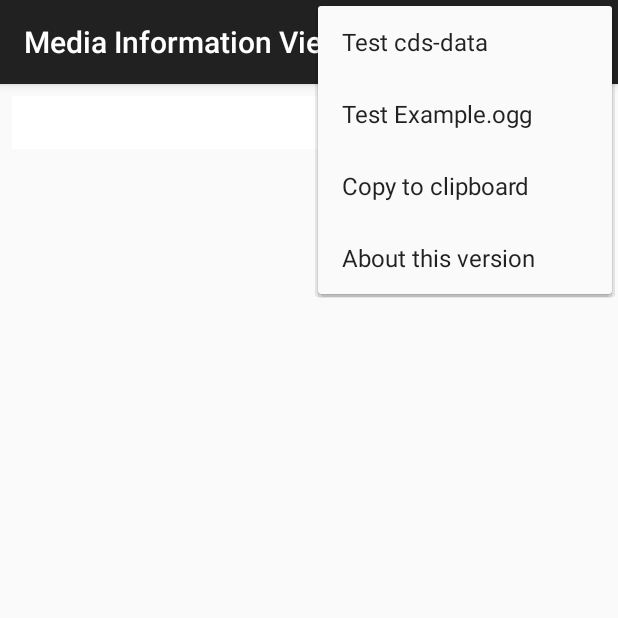
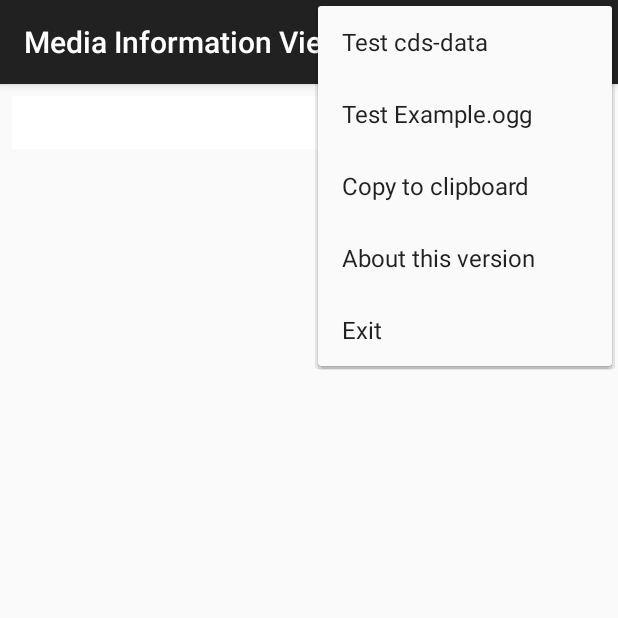
Before and after one commit to jaeguly/libmediainfo, an Android app: the screen it shows after launch (MainActivity), with the options menu open, on a phone screen of 412 x 824 dp, the top half of it. Run offline under Robolectric (Android 15) with nearby library versions, the phone set to English and light mode, and no system bars.

Commit message:
added a 'Exit' menu into an action bar for debugging.

```diff
--- a/android/AndroidStudio/app/src/main/res/menu/menu_main.xml
+++ b/android/AndroidStudio/app/src/main/res/menu/menu_main.xml
@@ -31,4 +31,10 @@
         android:orderInCategory="110"
         app:showAsAction="never"/>
 
+    <item
+        android:id="@+id/action_app_exit"
+        android:title="@string/action_app_exit"
+        android:orderInCategory="130"
+        app:showAsAction="never"/>
+
 </menu>
--- a/android/AndroidStudio/app/src/main/res/values/strings.xml
+++ b/android/AndroidStudio/app/src/main/res/values/strings.xml
@@ -8,5 +8,6 @@
     <string name="action_clear_messages">Clear messages</string>
     <string name="action_copy_clipboard">Copy to clipboard</string>
     <string name="action_detailed_info">About this version</string>
+    <string name="action_app_exit">Exit</string>
 
 </resources>
```
Also changed, not shown: android/AndroidStudio/app/src/main/java/org/mediainfo/android/app/MainActivity.java (+10 -0 lines).
